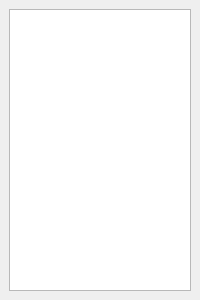
FRIBDAQ/SpecTcl, file main/spectra/src/HistogramView.ui: the form before one commit.
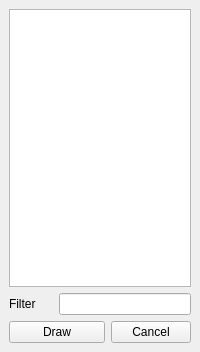
The form after the commit.

Commit message: Start to expand the Histogram dialog

The edit to the form file:
```diff
--- a/main/spectra/src/HistogramView.ui
+++ b/main/spectra/src/HistogramView.ui
@@ -7,7 +7,7 @@
     <x>0</x>
     <y>0</y>
     <width>200</width>
-    <height>300</height>
+    <height>352</height>
    </rect>
   </property>
   <property name="floating">
@@ -20,9 +20,40 @@
    <string>Histograms</string>
   </property>
   <widget class="QWidget" name="dockWidgetContents">
-   <layout class="QVBoxLayout" name="verticalLayout">
-    <item>
-     <widget class="QListWidget" name="histList"/>
+   <layout class="QGridLayout" name="gridLayout">
+    <item row="0" column="0" colspan="3">
+     <widget class="QListWidget" name="histList">
+      <property name="selectionMode">
+       <enum>QAbstractItemView::MultiSelection</enum>
+      </property>
+     </widget>
+    </item>
+    <item row="1" column="0">
+     <widget class="QLabel" name="pFilterLabel">
+      <property name="text">
+       <string>Filter</string>
+      </property>
+      <property name="buddy">
+       <cstring>pFilterEdit</cstring>
+      </property>
+     </widget>
+    </item>
+    <item row="1" column="1" colspan="2">
+     <widget class="QLineEdit" name="pFilterEdit"/>
+    </item>
+    <item row="2" column="0" colspan="2">
+     <widget class="QPushButton" name="pDrawButton">
+      <property name="text">
+       <string>Draw</string>
+      </property>
+     </widget>
+    </item>
+    <item row="2" column="2">
+     <widget class="QPushButton" name="pCancelButton">
+      <property name="text">
+       <string>Cancel</string>
+      </property>
+     </widget>
     </item>
    </layout>
   </widget>
```
The commit also changes 2 other files.
